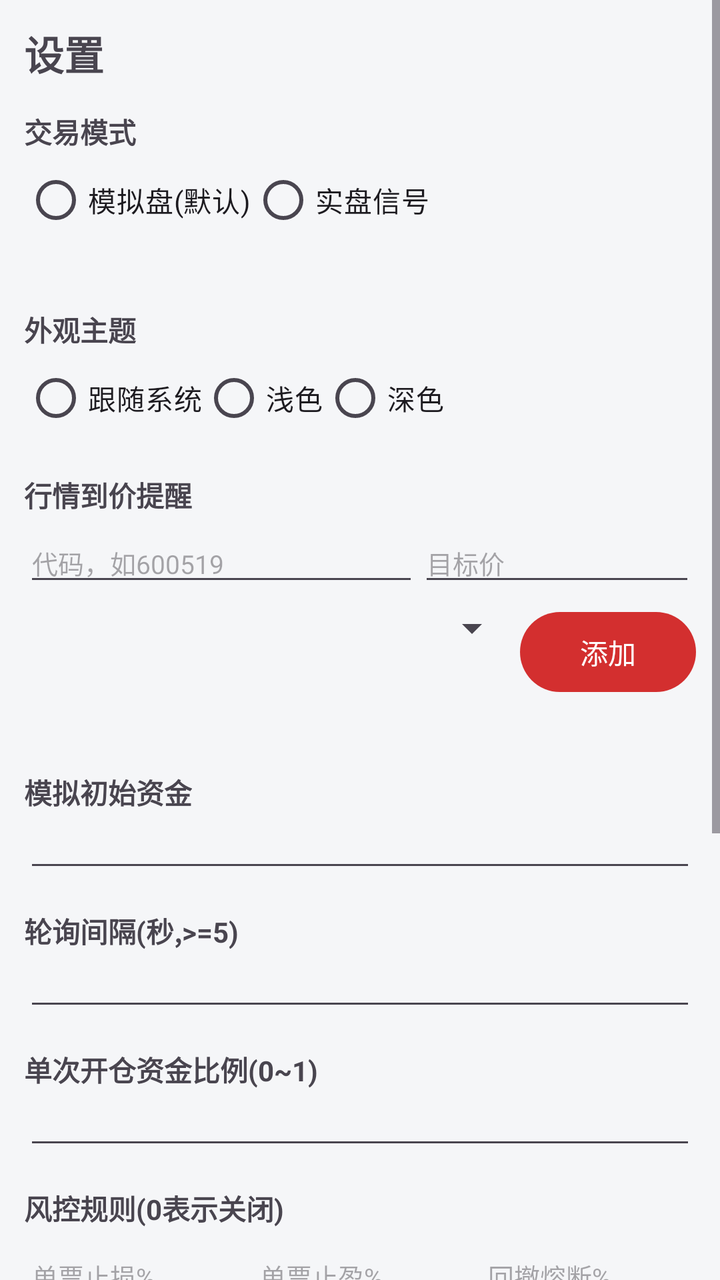
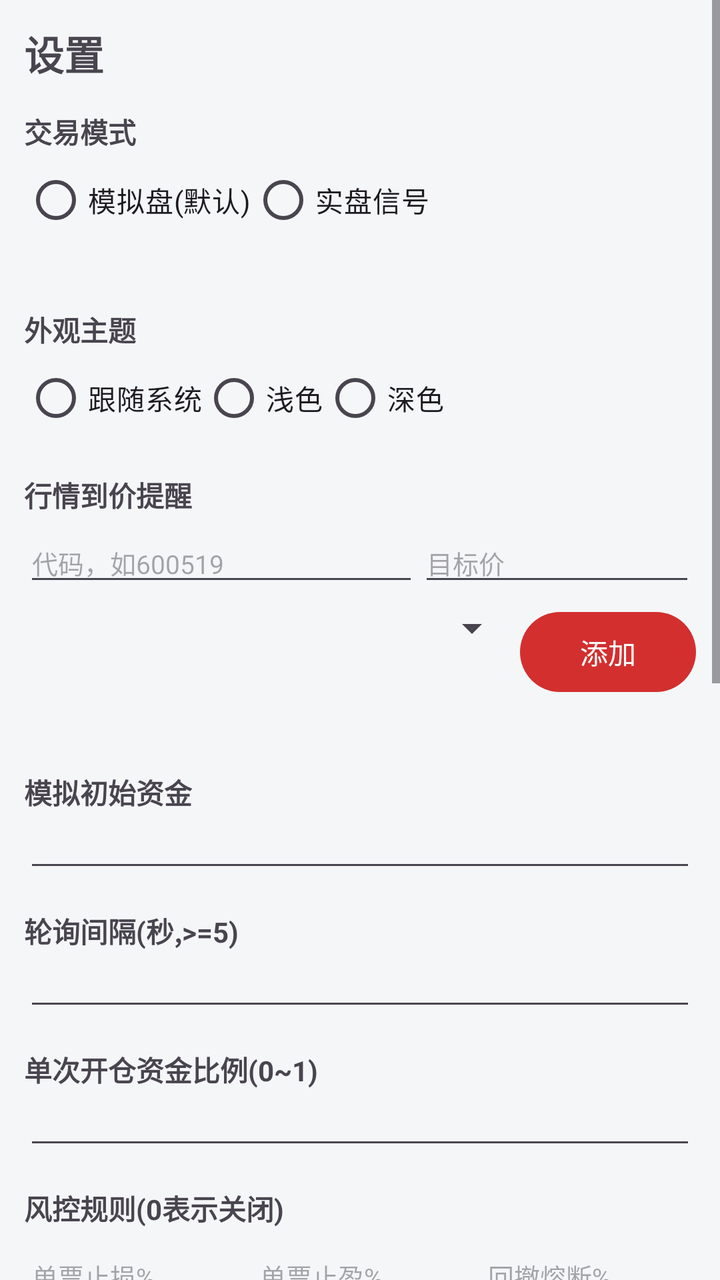

Compare the two renders of this Android layout. The source of the first and the diff that turns it into the second are given below.
<!-- AndroidManifest.xml: application theme Theme.QuantApp -->
<!-- res/layout/fragment_settings.xml -->
<?xml version="1.0" encoding="utf-8"?>
<ScrollView xmlns:android="http://schemas.android.com/apk/res/android"
    android:layout_width="match_parent" android:layout_height="match_parent">

    <LinearLayout android:layout_width="match_parent" android:layout_height="wrap_content"
        android:orientation="vertical" android:padding="12dp">

        <TextView android:layout_width="wrap_content" android:layout_height="wrap_content"
            android:text="设置" android:textSize="20sp" android:textStyle="bold" />

        <TextView android:layout_width="wrap_content" android:layout_height="wrap_content"
            android:layout_marginTop="14dp" android:text="交易模式" android:textStyle="bold" />
        <RadioGroup android:id="@+id/rg_mode" android:layout_width="wrap_content"
            android:layout_height="wrap_content" android:orientation="horizontal">
            <RadioButton android:id="@+id/rb_paper" android:layout_width="wrap_content"
                android:layout_height="wrap_content" android:text="模拟盘(默认)" />
            <RadioButton android:id="@+id/rb_live" android:layout_width="wrap_content"
                android:layout_height="wrap_content" android:text="实盘信号" />
        </RadioGroup>
        <TextView android:id="@+id/tv_mode_hint" android:layout_width="match_parent"
            android:layout_height="wrap_content" android:textSize="12sp" android:textColor="@color/text_secondary" />

        <TextView android:layout_width="wrap_content" android:layout_height="wrap_content"
            android:layout_marginTop="14dp" android:text="外观主题" android:textStyle="bold" />
        <RadioGroup android:id="@+id/rg_theme" android:layout_width="wrap_content"
            android:layout_height="wrap_content" android:orientation="horizontal">
            <RadioButton android:id="@+id/rb_theme_sys" android:layout_width="wrap_content"
                android:layout_height="wrap_content" android:text="跟随系统" />
            <RadioButton android:id="@+id/rb_theme_light" android:layout_width="wrap_content"
                android:layout_height="wrap_content" android:text="浅色" />
            <RadioButton android:id="@+id/rb_theme_dark" android:layout_width="wrap_content"
                android:layout_height="wrap_content" android:text="深色" />
        </RadioGroup>

        <TextView android:layout_width="wrap_content" android:layout_height="wrap_content"
            android:layout_marginTop="14dp" android:text="行情到价提醒" android:textStyle="bold" />
        <LinearLayout android:layout_width="match_parent" android:layout_height="wrap_content"
            android:orientation="horizontal" android:layout_marginTop="4dp">
            <EditText android:id="@+id/et_alert_symbol" android:layout_width="0dp"
                android:layout_height="wrap_content" android:layout_weight="1"
                android:textSize="13sp" android:hint="代码，如600519" />
            <EditText android:id="@+id/et_alert_price" android:layout_width="0dp"
                android:layout_height="wrap_content" android:layout_weight="0.7"
                android:textSize="13sp" android:hint="目标价" android:inputType="numberDecimal" />
        </LinearLayout>
        <LinearLayout android:layout_width="match_parent" android:layout_height="wrap_content"
            android:orientation="horizontal" android:layout_marginTop="4dp">
            <Spinner android:id="@+id/sp_alert_dir" android:layout_width="0dp"
                android:layout_height="wrap_content" android:layout_weight="1" />
            <Button android:id="@+id/btn_add_alert" android:layout_width="wrap_content"
                android:layout_height="wrap_content" android:text="添加" />
        </LinearLayout>
        <TextView android:id="@+id/tv_alerts" android:layout_width="match_parent"
            android:layout_height="wrap_content" android:layout_marginTop="4dp"
            android:textSize="13sp" android:textColor="@color/text_secondary" />

        <TextView android:layout_width="wrap_content" android:layout_height="wrap_content"
            android:layout_marginTop="14dp" android:text="模拟初始资金" android:textStyle="bold" />
        <EditText android:id="@+id/et_capital" android:layout_width="match_parent"
            android:layout_height="wrap_content" android:textSize="13sp" android:inputType="numberDecimal" />

        <TextView android:layout_width="wrap_content" android:layout_height="wrap_content"
            android:layout_marginTop="14dp" android:text="轮询间隔(秒,>=5)" android:textStyle="bold" />
        <EditText android:id="@+id/et_poll" android:layout_width="match_parent"
            android:layout_height="wrap_content" android:textSize="13sp" android:inputType="number" />

        <TextView android:layout_width="wrap_content" android:layout_height="wrap_content"
            android:layout_marginTop="14dp" android:text="单次开仓资金比例(0~1)" android:textStyle="bold" />
        <EditText android:id="@+id/et_pct" android:layout_width="match_parent"
            android:layout_height="wrap_content" android:textSize="13sp" android:inputType="numberDecimal" />

        <TextView android:layout_width="wrap_content" android:layout_height="wrap_content"
            android:layout_marginTop="14dp" android:text="风控规则(0表示关闭)" android:textStyle="bold" />
        <LinearLayout android:layout_width="match_parent" android:layout_height="wrap_content"
            android:orientation="horizontal" android:layout_marginTop="4dp">
            <EditText android:id="@+id/et_stop_loss" android:layout_width="0dp"
                android:layout_height="wrap_content" android:layout_weight="1"
                android:hint="单票止损%" android:textSize="13sp" android:inputType="numberDecimal" />
            <EditText android:id="@+id/et_take_profit" android:layout_width="0dp"
                android:layout_height="wrap_content" android:layout_weight="1"
                android:layout_marginStart="6dp"
                android:hint="单票止盈%" android:textSize="13sp" android:inputType="numberDecimal" />
            <EditText android:id="@+id/et_max_dd" android:layout_width="0dp"
                android:layout_height="wrap_content" android:layout_weight="1"
                android:layout_marginStart="6dp"
                android:hint="回撤熔断%" android:textSize="13sp" android:inputType="numberDecimal" />
        </LinearLayout>

        <TextView android:layout_width="wrap_content" android:layout_height="wrap_content"
            android:layout_marginTop="14dp" android:text="实盘网关URL(可选,对接QMT/EasyTrader)" android:textStyle="bold" />
        <EditText android:id="@+id/et_gateway" android:layout_width="match_parent"
            android:layout_height="wrap_content" android:textSize="13sp" android:inputType="textUri" />
        <TextView android:id="@+id/tv_gateway_status" android:layout_width="match_parent"
            android:layout_height="wrap_content" android:layout_marginTop="2dp"
            android:textSize="12sp" />

        <TextView android:layout_width="wrap_content" android:layout_height="wrap_content"
            android:layout_marginTop="14dp" android:text="当前版本" android:textStyle="bold" />
        <TextView android:id="@+id/tv_version" android:layout_width="match_parent"
            android:layout_height="wrap_content" android:textSize="14sp" />

        <TextView android:layout_width="wrap_content" android:layout_height="wrap_content"
            android:layout_marginTop="10dp" android:text="新版本将直接从内置升级地址下载安装" android:textStyle="bold" />
        <Button android:id="@+id/btn_check_update" android:layout_width="match_parent"
            android:layout_height="wrap_content" android:layout_marginTop="6dp" android:text="检查更新" />

        <Button android:id="@+id/btn_save" android:layout_width="match_parent"
            android:layout_height="wrap_content" android:layout_marginTop="12dp" android:text="保存设置" />

        <TextView android:id="@+id/tv_info" android:layout_width="match_parent"
            android:layout_height="wrap_content" android:layout_marginTop="14dp"
            android:textSize="12sp" android:textColor="@color/text_secondary" />
    </LinearLayout>
</ScrollView>
<!-- resources referenced by this layout -->
<resources>
  <color name="text_secondary">#666666</color>
  <style name="Theme.QuantApp" parent="Theme.Material3.DayNight.NoActionBar">
          <item name="colorPrimary">@color/brand</item>
          <item name="colorPrimaryVariant">@color/brand_dark</item>
          <item name="colorOnPrimary">#FFFFFF</item>
          <item name="android:statusBarColor">@color/brand_dark</item>
          <item name="android:windowBackground">@color/bg</item>
      </style>
  <color name="brand">#D32F2F</color>
  <color name="brand_dark">#B71C1C</color>
  <color name="bg">#F5F6F8</color>
</resources>

<!-- the commit's change to res/layout/fragment_settings.xml (unified diff, before → after) -->
@@ -95,6 +95,38 @@
             android:textSize="12sp" />
 
         <TextView android:layout_width="wrap_content" android:layout_height="wrap_content"
+            android:layout_marginTop="16dp" android:text="AI 大模型（可选）" android:textStyle="bold" />
+        <Spinner android:id="@+id/sp_ai_provider" android:layout_width="match_parent"
+            android:layout_height="wrap_content" android:layout_marginTop="4dp" />
+        <LinearLayout android:layout_width="match_parent" android:layout_height="wrap_content"
+            android:orientation="horizontal" android:layout_marginTop="4dp">
+            <EditText android:id="@+id/et_ai_key" android:layout_width="0dp"
+                android:layout_height="wrap_content" android:layout_weight="1.6"
+                android:textSize="13sp" android:hint="API Key（仅存本机）"
+                android:inputType="textPassword" />
+            <EditText android:id="@+id/et_ai_model" android:layout_width="0dp"
+                android:layout_height="wrap_content" android:layout_weight="1"
+                android:layout_marginStart="6dp"
+                android:textSize="13sp" android:hint="模型名" android:singleLine="true" />
+        </LinearLayout>
+        <TextView android:layout_width="match_parent" android:layout_height="wrap_content"
+            android:layout_marginTop="2dp" android:textSize="12sp" android:textColor="@color/text_secondary"
+            android:text="用于回测/持仓的AI深度解读。密钥仅保存在本机，AI只做分析与建议，不会接触交易。" />
+        <LinearLayout android:layout_width="match_parent" android:layout_height="wrap_content"
+            android:orientation="horizontal" android:layout_marginTop="6dp">
+            <Button android:id="@+id/btn_ai_test" android:layout_width="0dp"
+                android:layout_height="wrap_content" android:layout_weight="1"
+                android:text="测试连接" />
+            <Button android:id="@+id/btn_ai_save" android:layout_width="0dp"
+                android:layout_height="wrap_content" android:layout_weight="1"
+                android:layout_marginStart="6dp"
+                android:text="保存AI配置" />
+        </LinearLayout>
+        <TextView android:id="@+id/tv_ai_status" android:layout_width="match_parent"
+            android:layout_height="wrap_content" android:layout_marginTop="4dp"
+            android:textSize="12sp" />
+
+        <TextView android:layout_width="wrap_content" android:layout_height="wrap_content"
             android:layout_marginTop="14dp" android:text="当前版本" android:textStyle="bold" />
         <TextView android:id="@+id/tv_version" android:layout_width="match_parent"
             android:layout_height="wrap_content" android:textSize="14sp" />
